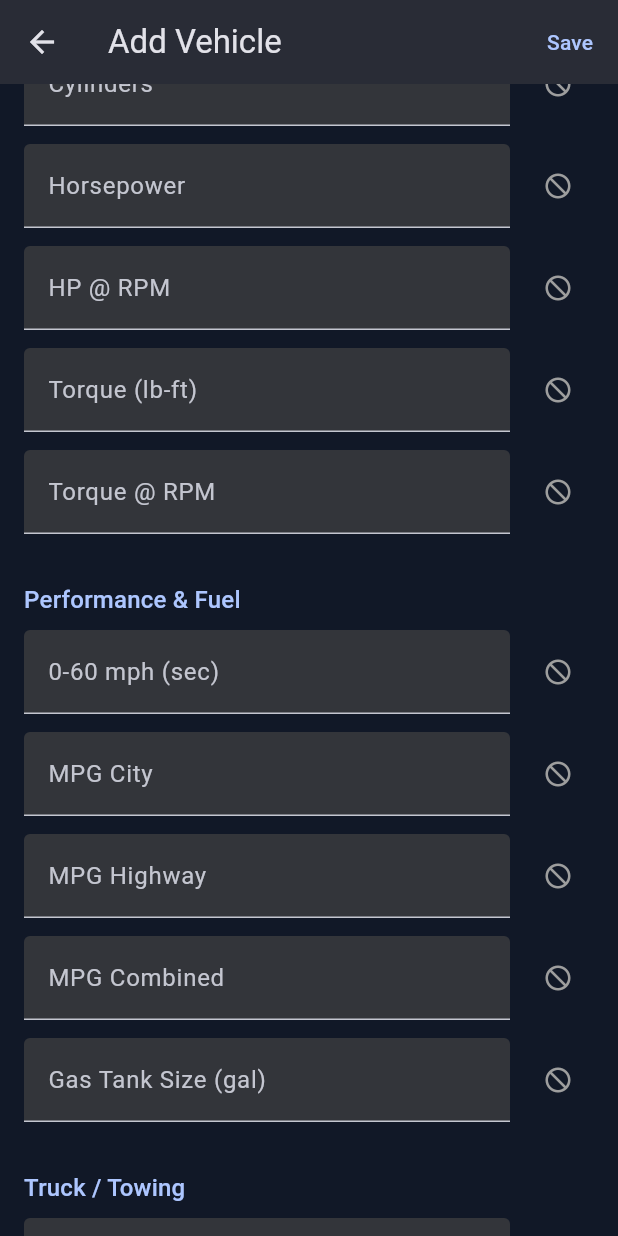
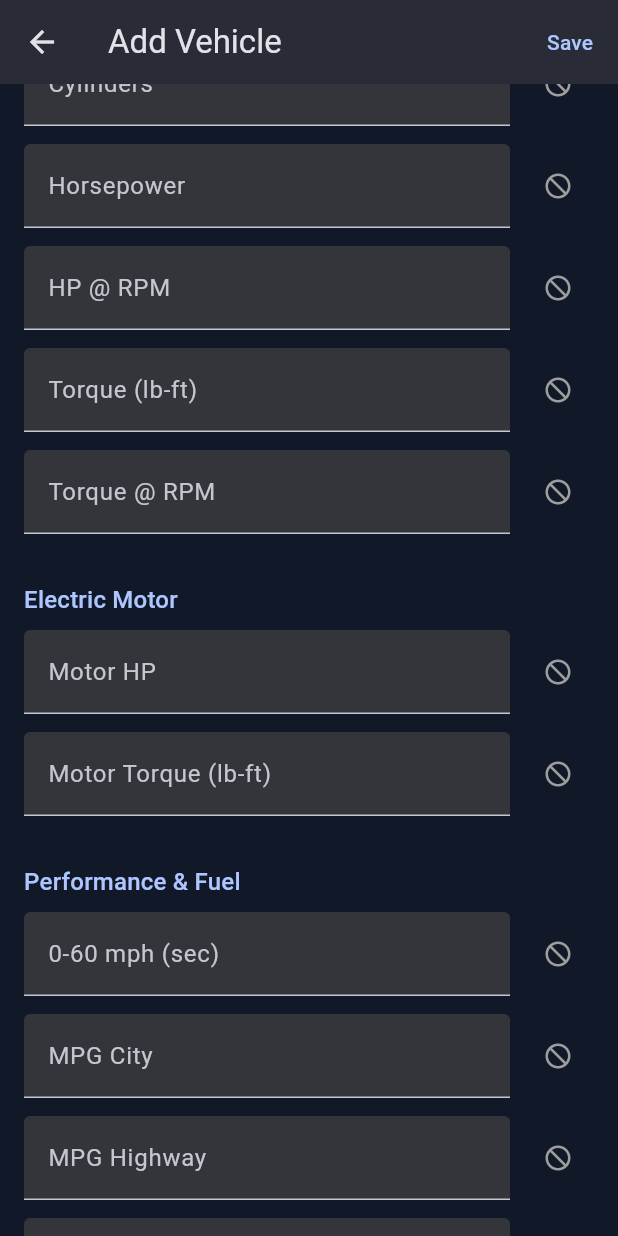
Before and after one commit to Sap-has/auto_manager, a Flutter app: the VehicleFormScreen screen opened directly, scrolled down 1152 dp, on a phone screen of 412 x 824 dp. Run offline on Flutter 3.47's test engine with Material 3 defaults, Android fonts, the phone set to English and light mode, and no system bars; our stand-ins replace sqflite, sqflite_common_ffi; accounts and stored records are empty.

Commit message:
FIXED Missing Fields not updating correctly Fixes #3

```diff
--- a/lib/screens/vehicle_form_screen.dart
+++ b/lib/screens/vehicle_form_screen.dart
@@ -276,11 +276,9 @@ class _VehicleFormScreenState extends State<VehicleFormScreen> {
             _field('torque', 'Torque (lb-ft)', type: TextInputType.number),
             _field('torqueRpm', 'Torque @ RPM', type: TextInputType.number),
 
-            if (_engineType == 'Hybrid' || _engineType == 'Plug-in Hybrid' || _engineType == 'Electric') ...[
-              _section('Electric Motor'),
-              _field('motorHp', 'Motor HP', type: TextInputType.number),
-              _field('motorTorque', 'Motor Torque (lb-ft)', type: TextInputType.number),
-            ],
+            _section('Electric Motor'),
+            _field('motorHp', 'Motor HP', type: TextInputType.number),
+            _field('motorTorque', 'Motor Torque (lb-ft)', type: TextInputType.number),
 
             _section('Performance & Fuel'),
             _field('zeroToSixty', '0-60 mph (sec)', type: TextInputType.number),
```
Also changed, not shown: lib/screens/vehicle_detail_screen.dart (+3 -5 lines).
